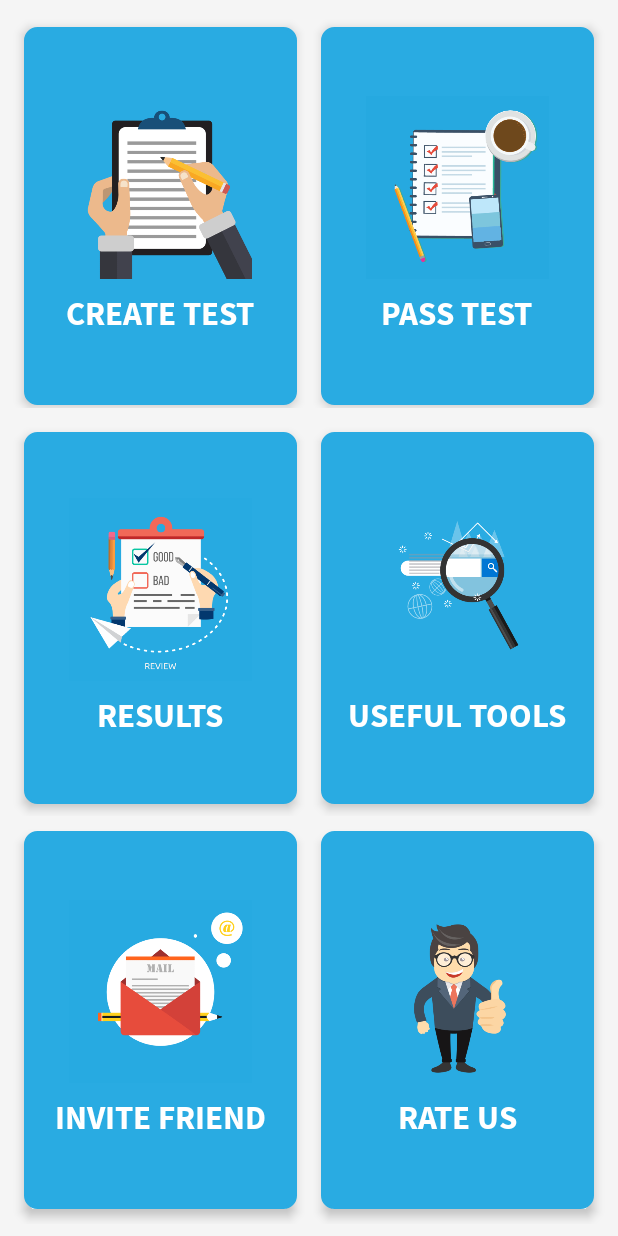
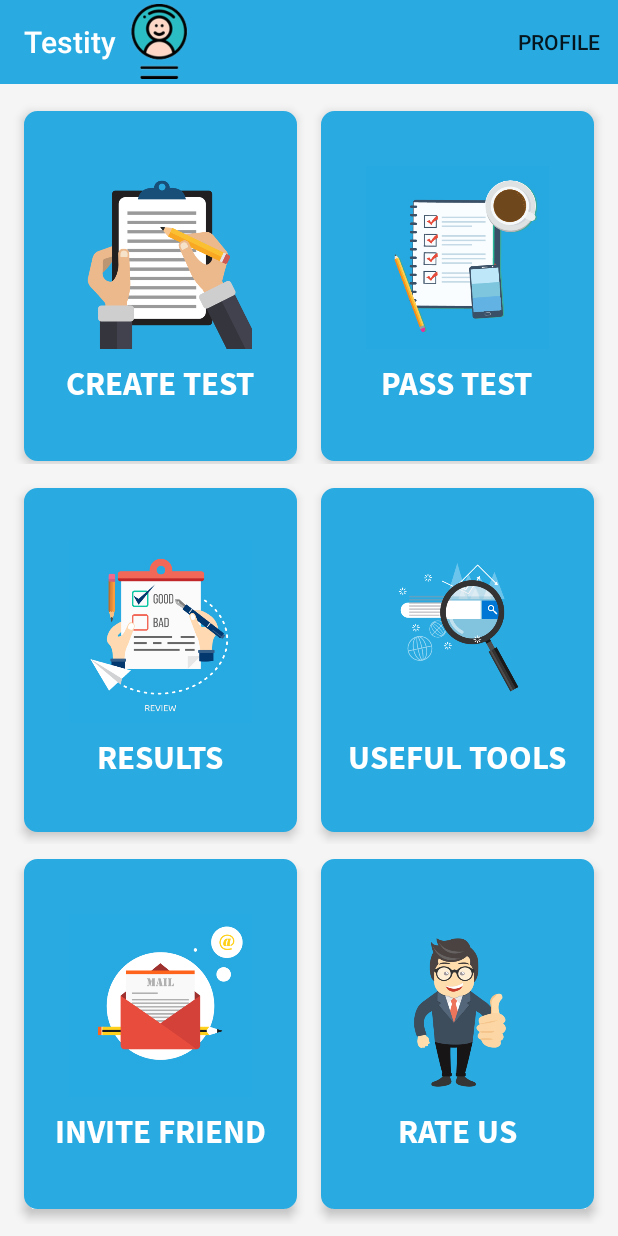
Before and after one commit to SergeyYaniuk/TestityApp, an Android app: the screen it shows after launch once a user with an empty profile is signed in (MainActivity), on a phone screen of 412 x 824 dp. Run offline under Robolectric (Android 15) with nearby library versions, the phone set to English and light mode, and no system bars; our stand-ins replace ButterKnife, Dagger/Hilt's generated code, Firebase (no records; nobody signed in at launch, a user with empty details on screens opened directly); libraries missing offline, so code that uses them is left out: com.facebook, com.facebook.internal, com.facebook.login; 1 statement that could not run was skipped.

Commit message:
Added icon and name of user to toolbar, want to see how it will fit.

```diff
--- a/app/src/main/java/com/sergeyyaniuk/testity/ui/main/MainActivity.java
+++ b/app/src/main/java/com/sergeyyaniuk/testity/ui/main/MainActivity.java
@@ -2,14 +2,41 @@ package com.sergeyyaniuk.testity.ui.main;
 
 import android.support.v7.app.AppCompatActivity;
 import android.os.Bundle;
+import android.support.v7.widget.Toolbar;
+import android.view.Menu;
+import android.widget.TextView;
 
+import com.google.firebase.auth.FirebaseAuth;
+import com.google.firebase.auth.FirebaseUser;
 import com.sergeyyaniuk.testity.R;
 
 public class MainActivity extends AppCompatActivity {
+
+    FirebaseAuth mAuth;
+
+    TextView mName;
 
     @Override
     protected void onCreate(Bundle savedInstanceState) {
         super.onCreate(savedInstanceState);
         setContentView(R.layout.activity_main);
+        Toolbar toolbar = (Toolbar) findViewById(R.id.toolbar);
+        setSupportActionBar(toolbar);
+        mAuth = FirebaseAuth.getInstance();
+        mName = (TextView)findViewById(R.id.user_name);
+    }
+
+    @Override
+    public boolean onCreateOptionsMenu(Menu menu) {
+        getMenuInflater().inflate(R.menu.main_activity_menu, menu);
+        return true;
+    }
+
+    @Override
+    protected void onStart() {
+        super.onStart();
+        FirebaseUser currentUser = mAuth.getCurrentUser();
+        String name = currentUser.getDisplayName();
+        mName.setText(name);
     }
 }
--- a/app/src/main/res/layout/activity_main.xml
+++ b/app/src/main/res/layout/activity_main.xml
@@ -1,10 +1,32 @@
 <?xml version="1.0" encoding="utf-8"?>
 <LinearLayout xmlns:android="http://schemas.android.com/apk/res/android"
     xmlns:tools="http://schemas.android.com/tools"
+    xmlns:app="http://schemas.android.com/apk/res-auto"
     android:orientation="vertical"
     android:layout_width="match_parent"
     android:layout_height="match_parent"
     tools:context=".ui.main.MainActivity">
+
+    <android.support.v7.widget.Toolbar
+        android:id="@+id/toolbar"
+        android:minHeight="?attr/actionBarSize"
+        android:layout_width="match_parent"
+        android:layout_height="wrap_content"
+        app:titleTextColor="@android:color/white"
+        android:background="?attr/colorPrimary">
+
+        <ImageView
+            android:id="@+id/user_icon"
+            android:layout_width="50dp"
+            android:layout_height="50dp"
+            android:src="@drawable/user_icon"/>
+
+        <TextView
+            android:id="@+id/user_name"
+            android:layout_width="wrap_content"
+            android:layout_height="wrap_content"/>
+
+    </android.support.v7.widget.Toolbar>
 
     <LinearLayout
         android:id="@+id/linearLayout"
--- /dev/null
+++ b/app/src/main/res/menu/main_activity_menu.xml
@@ -0,0 +1,9 @@
+<menu xmlns:android="http://schemas.android.com/apk/res/android"
+    xmlns:app="http://schemas.android.com/apk/res-auto">
+
+    <item
+        android:id="@+id/miProfile"
+        app:showAsAction="ifRoom"
+        android:title="Profile">
+    </item>
+</menu>
```
Also changed, not shown: app/src/main/res/drawable/user_icon.png (added).
